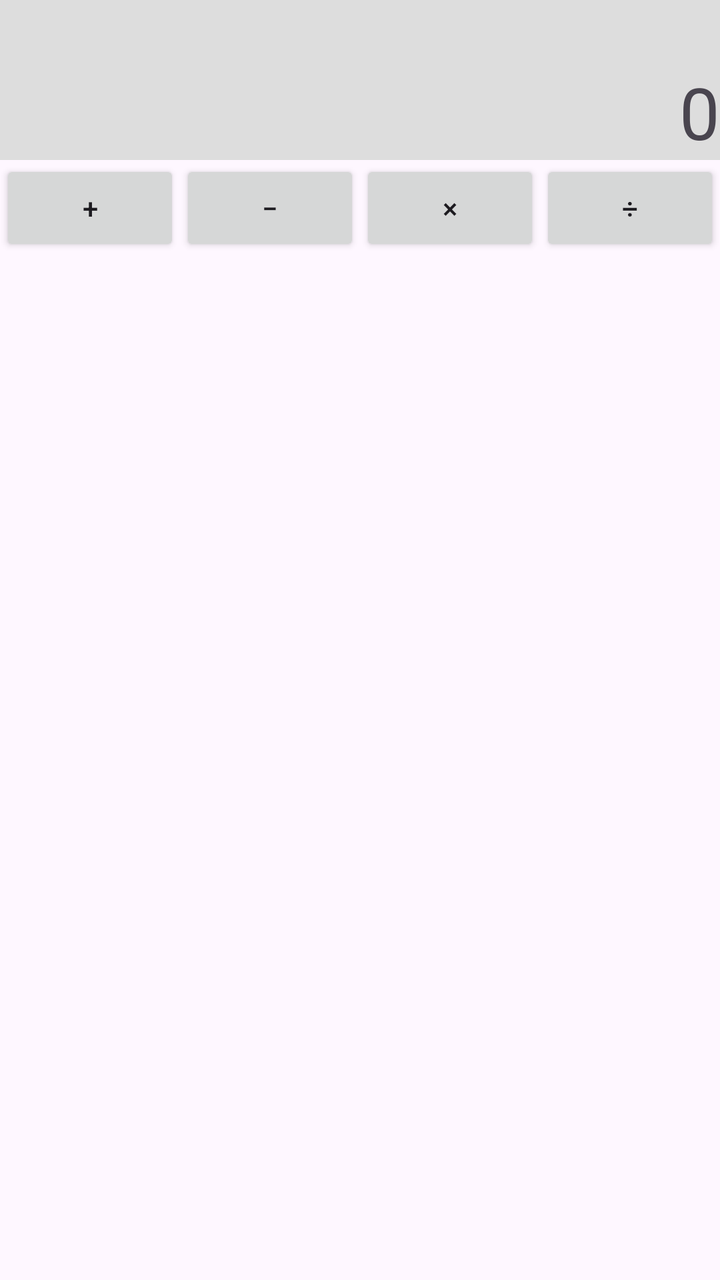
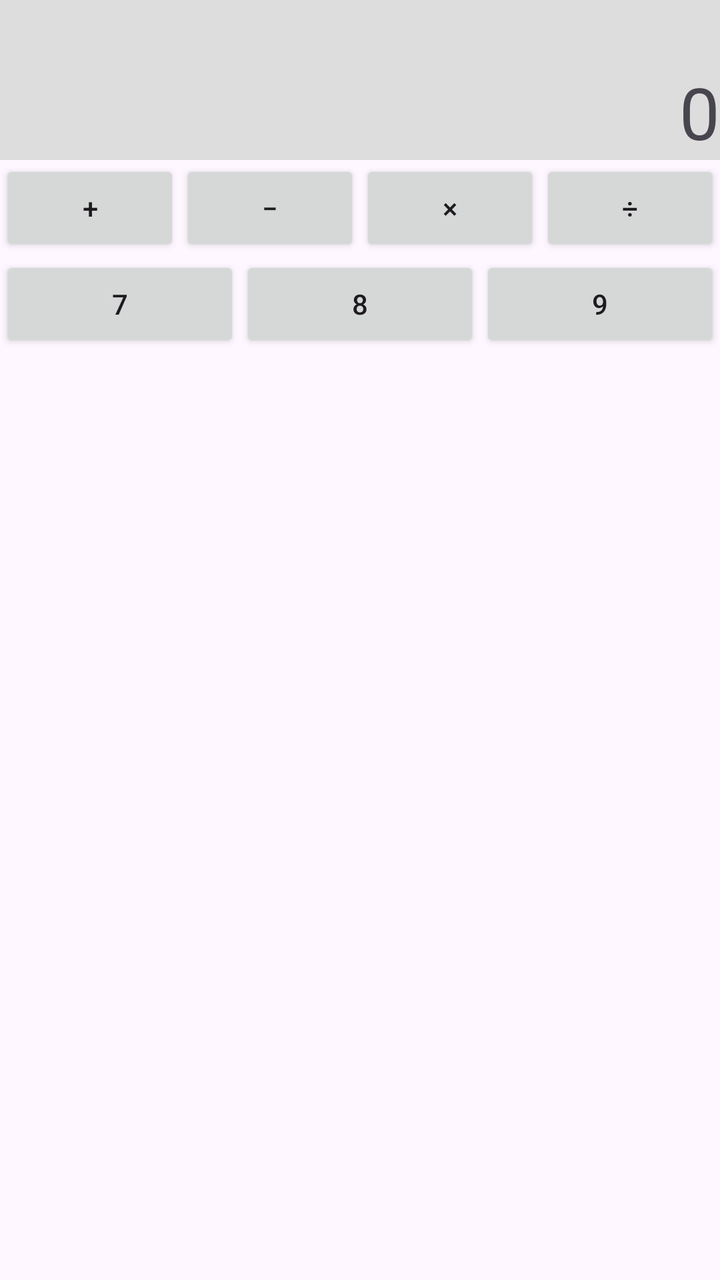

An Android layout rendered at two revisions. The XML below is the earlier revision; the diff shows what the commit changed to produce the second picture.
<!-- AndroidManifest.xml: application theme Theme.Kalkulator -->
<!-- res/layout/activity_main.xml -->
<?xml version="1.0" encoding="utf-8"?>
<LinearLayout xmlns:android="http://schemas.android.com/apk/res/android"
    android:id="@+id/main"
    android:layout_width="match_parent"
    android:layout_height="match_parent"
    android:orientation="vertical">

    <TextView
        android:layout_width="match_parent"
        android:layout_height="80dp"
        android:background="#DDDDDD"
        android:gravity="right|bottom"
        android:text="0"
        android:textSize="36sp" />

    <LinearLayout
        android:layout_width="match_parent"
        android:layout_height="wrap_content"
        android:orientation="horizontal">

        <Button
            android:layout_width="0dp"
            android:layout_height="wrap_content"
            android:layout_weight="1"
            android:text="+" />

        <Button
            android:layout_width="0dp"
            android:layout_height="wrap_content"
            android:layout_weight="1"
            android:text="−" />

        <Button
            android:layout_width="0dp"
            android:layout_height="wrap_content"
            android:layout_weight="1"
            android:text="×" />

        <Button
            android:layout_width="0dp"
            android:layout_height="wrap_content"
            android:layout_weight="1"
            android:text="÷" />

    </LinearLayout>

</LinearLayout>
<!-- resources referenced by this layout -->
<resources>
  <style name="Theme.Kalkulator" parent="Base.Theme.Kalkulator" />
  <style name="Base.Theme.Kalkulator" parent="Theme.Material3.DayNight.NoActionBar">
          
          
      </style>
</resources>

<!-- the commit's change to res/layout/activity_main.xml (unified diff, before → after) -->
@@ -43,5 +43,29 @@
             android:text="÷" />
 
     </LinearLayout>
+    <LinearLayout
+        android:layout_width="match_parent"
+        android:layout_height="wrap_content"
+        android:orientation="horizontal">
+
+        <Button
+            android:layout_width="0dp"
+            android:layout_height="wrap_content"
+            android:layout_weight="1"
+            android:text="7" />
+
+        <Button
+            android:layout_width="0dp"
+            android:layout_height="wrap_content"
+            android:layout_weight="1"
+            android:text="8" />
+
+        <Button
+            android:layout_width="0dp"
+            android:layout_height="wrap_content"
+            android:layout_weight="1"
+            android:text="9" />
+
+    </LinearLayout>
 
 </LinearLayout>
